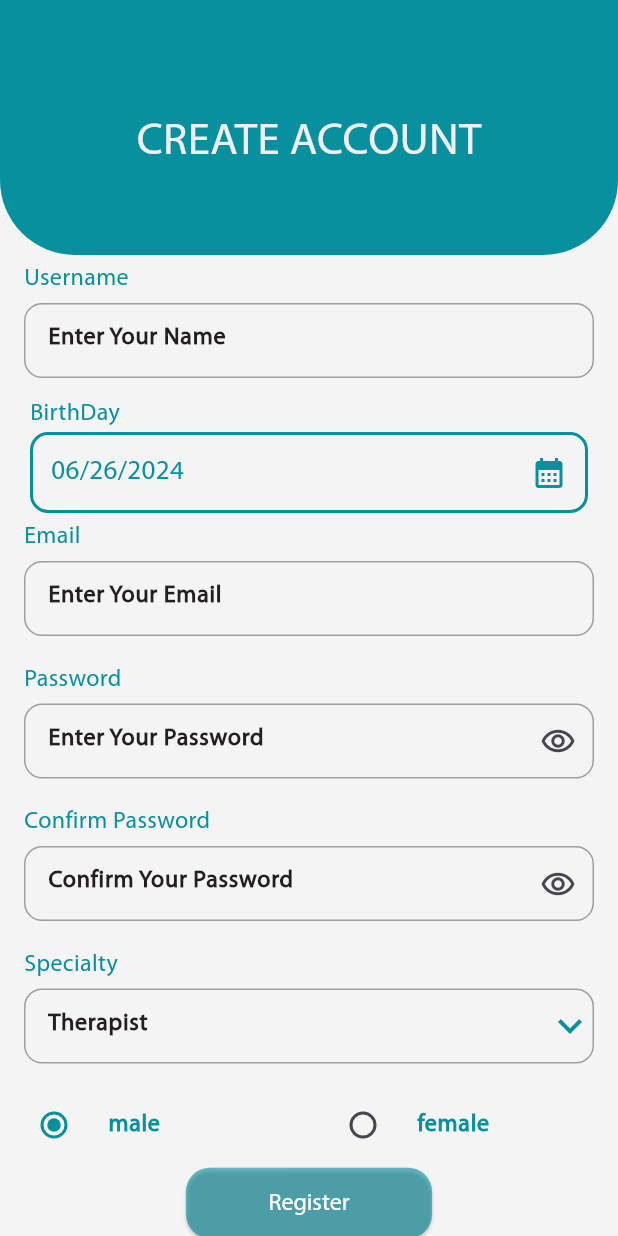
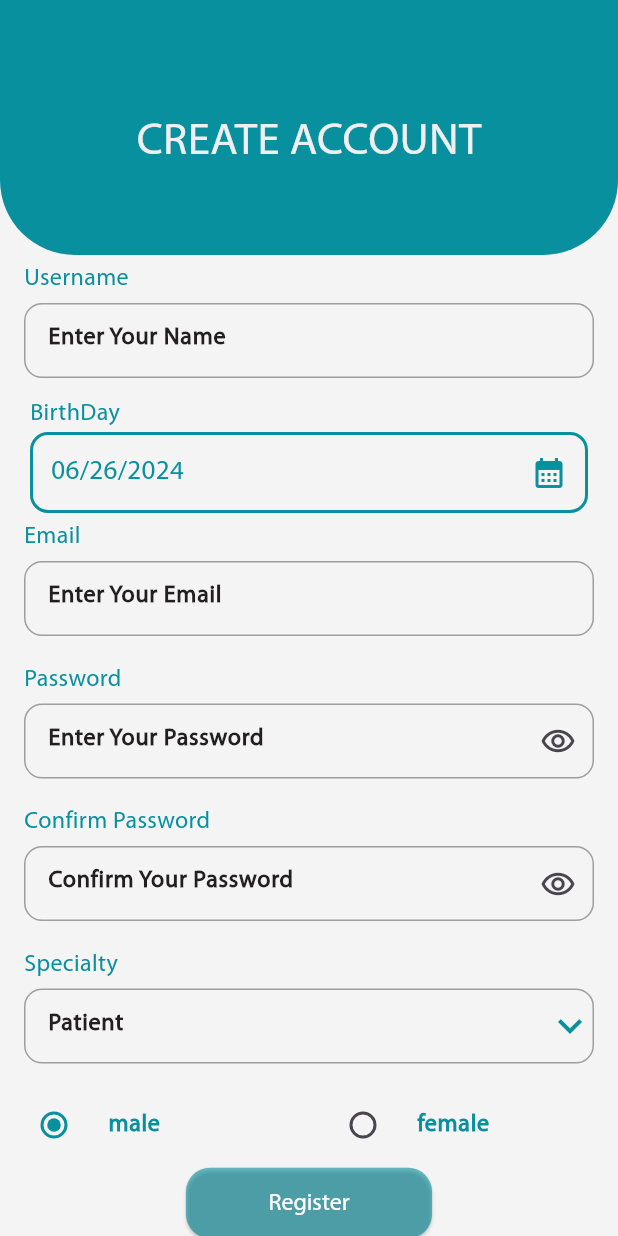
Before and after one commit to m3rof/taafe, a Flutter app: the screen it shows after launch, after a tap on "create new account", on a phone screen of 412 x 824 dp. Run offline on Flutter 3.47's test engine with Material 3 defaults, Android fonts, the phone set to English and light mode, and no system bars; our stand-ins replace awesome_dialog, bloc, cached_network_image, cloud_firestore, conditional_builder_null_safety, curved_navigation_bar and 19 more; missing offline and left inert: awesome_icons; accounts and stored records are empty.

Commit message:
edit register & login

```diff
--- a/lib/main.dart
+++ b/lib/main.dart
@@ -1,3 +1,4 @@
+
 import 'package:flutter/material.dart';
 import 'package:flutter_bloc/flutter_bloc.dart';
 
@@ -14,10 +15,12 @@ import 'package:taafe/modules/posts/posts_cubit/posts_cubit.dart';
 
 import 'package:taafe/modules/search/search_cubit/search_cubit.dart';
 import 'package:taafe/modules/setting_items/my_account/my_account_cubit/my_account_cubit.dart';
+import 'package:taafe/shared/network/local/cache/cache_helper.dart';
 
 import 'package:taafe/shared/network/remote/dio_helper.dart';
 import 'layout/home/home_cubit/home_cubit.dart';
 
+import 'layout/home/home_screen.dart';
 import 'modules/chat/chat_cubit/chat_cubit.dart';
 
 import 'modules/drawer_items/medicine_alarm/medicine_alarm_cubit/medicine_alarm_cubit.dart';
@@ -27,17 +30,24 @@ import 'modules/register/register_cubit/register_cubit.dart';
 
 import 'shared/bloc_observer/bloc_observer.dart';
 
+import 'shared/components/constants.dart';
 import 'shared/resourses/themes.dart';
 
 import 'package:firebase_core/firebase_core.dart';
 import 'firebase_options.dart';
-void main() async{
+
+void main() async {
   WidgetsFlutterBinding.ensureInitialized();
   Bloc.observer = MyBlocObserver();
   DioHelper.init();
+  await CacheHelper.init();
   await Firebase.initializeApp(
     options: DefaultFirebaseOptions.currentPlatform,
   );
+
+  token = CacheHelper.getData(key: "token");
+  uId = CacheHelper.getData(key: "uId");
+
   runApp(const MyApp());
 }
 
@@ -48,9 +58,12 @@ class MyApp extends StatelessWidget {
   Widget build(BuildContext context) {
     return MultiBlocProvider(
       providers: [
-        BlocProvider(create:(context) => LoginCubit()),
-        BlocProvider(create:(context) => RegisterCubit()),
-        BlocProvider(create:(context) => HomeCubit()..getPatientMain()..getDoctorMain()),
+        BlocProvider(create: (context) => LoginCubit()),
+        BlocProvider(create: (context) => RegisterCubit()),
+        BlocProvider(
+            create: (context) => HomeCubit()
+              ..getPatientMain()
+              ..getDoctorMain()),
         BlocProvider(create: (context) => AppointmentCubit()),
         BlocProvider(create: (context) => MyAccountCubit()),
         BlocProvider(create: (context) => MedicineAlarmCubit()),
@@ -59,17 +72,21 @@ class MyApp extends StatelessWidget {
         BlocProvider(create: (context) => BlogCubit()..getListCategory()),
         BlocProvider(create: (context) => SearchCubit()),
         BlocProvider(create: (context) => OnBoardingCubit()),
-        BlocProvider(create: (context) => MedicalRecordCubit()..getPatientInfo()..getHobby()..getDiagnose()..getMedicine()),
+        BlocProvider(
+            create: (context) => MedicalRecordCubit()
+              ..getPatientInfo()
+              ..getHobby()
+              ..getDiagnose()
+              ..getMedicine()),
         BlocProvider(create: (context) => DiagnosisCubit()),
         BlocProvider(create: (context) => ChatCubit()),
         BlocProvider(create: (context) => NotificationCubit()),
-
       ],
       child: MaterialApp(
         debugShowCheckedModeBanner: false,
         title: 'taafe',
         theme: ThemeManager.themeApp,
-        home: const LoginScreen(),
+        home:token == null? const LoginScreen() : const HomeScreen(),
       ),
     );
   }
--- a/lib/models/user_model/user_model.dart
+++ b/lib/models/user_model/user_model.dart
@@ -5,6 +5,8 @@ class UserData {
   String? uId;
   String? gender;
   String? specialty;
+  String? title;
+  String? description;
 
 
   UserData({
@@ -14,6 +16,8 @@ class UserData {
     required this.uId,
     required this.gender,
     required this.specialty,
+     this.title,
+     this.description,
 
   });
   factory UserData.fromJson(json) {
@@ -24,6 +28,8 @@ class UserData {
       uId: json?["uId"],
       gender: json?["gender"],
       specialty: json?["specialty"],
+      title: json?["title"],
+      description: json?["description"],
 
     );
   }
@@ -36,6 +42,8 @@ class UserData {
       "uId": uId,
       "gender": gender,
       "specialty": specialty,
+      "title": title,
+      "description": description,
 
     };
   }
--- a/lib/modules/login/login_cubit/login_state.dart
+++ b/lib/modules/login/login_cubit/login_state.dart
@@ -1,9 +1,28 @@
-abstract class LoginState{}
-class LoginInitialState extends LoginState{}
-class ChangeVisibilityState extends LoginState{}
-class ChangeIconVisibilityState extends LoginState{}
-class CheckValidatorLoginState extends LoginState{}
-class NavigationRegisterState extends LoginState{}
-class LoadingLoginState extends LoginState{}
-class SuccessLoginState extends LoginState{}
-class ErrorLoginState extends LoginState{}
+import 'package:firebase_auth/firebase_auth.dart';
+
+abstract class LoginState {}
+
+class LoginInitialState extends LoginState {}
+
+class ChangeVisibilityState extends LoginState {}
+
+class ChangeIconVisibilityState extends LoginState {}
+
+class CheckValidatorLoginState extends LoginState {}
+
+class NavigationRegisterState extends LoginState {}
+
+class LoadingLoginState extends LoginState {}
+
+class SuccessLoginState extends LoginState {
+  final User user;
+  final String? token;
+
+  SuccessLoginState({required this.user,required this.token,});
+}
+
+class ErrorLoginState extends LoginState {
+  final String error;
+
+  ErrorLoginState({required this.error});
+}
--- a/lib/modules/login/login_screen.dart
+++ b/lib/modules/login/login_screen.dart
@@ -1,57 +1,80 @@
+import 'package:conditional_builder_null_safety/conditional_builder_null_safety.dart';
 import 'package:flutter/material.dart';
 import 'package:flutter_bloc/flutter_bloc.dart';
+import 'package:fluttertoast/fluttertoast.dart';
+import 'package:page_transition/page_transition.dart';
+import 'package:taafe/layout/home/home_screen.dart';
 import 'package:taafe/modules/login/login_cubit/login_cubit.dart';
 import 'package:taafe/modules/login/login_cubit/login_state.dart';
 import 'package:taafe/modules/register/register_screen.dart';
 import 'package:taafe/shared/components/constants.dart';
-import 'package:taafe/shared/resourses/color_manager.dart';
+
 import 'package:taafe/shared/resourses/strings_manager.dart';
 import 'package:taafe/shared/resourses/styles.dart';
 import 'package:taafe/shared/resourses/value_app.dart';
 
 import '../../shared/components/components.dart';
+import '../../shared/network/local/cache/cache_helper.dart';
+import '../../shared/resourses/color_manager.dart';
+import '../../shared/widgets/app_btn.dart';
 import '../../shared/widgets/input_Field.dart';
 
-class LoginScreen extends StatefulWidget {
+class LoginScreen extends StatelessWidget {
   const LoginScreen({Key? key}) : super(key: key);
 
   @override
-  State<LoginScreen> createState() => _LoginScreenState();
-}
-
-class _LoginScreenState extends State<LoginScreen> {
-  late TextEditingController emailController;
-  late TextEditingController passwordController;
-  late GlobalKey<FormState> key;
-
-  @override
-  void initState() {
-    emailController=TextEditingController();
-    passwordController=TextEditingController();
-    key=GlobalKey();
-    // TODO: implement initState
-    super.initState();
-  }
-
-  @override
-  void dispose() {
-    emailController.dispose();
-    passwordController.dispose();
-    // TODO: implement dispose
-    super.dispose();
-  }
-
-  @override
   Widget build(BuildContext context) {
+    TextEditingController emailController = TextEditingController();
+    TextEditingController passwordController = TextEditingController();
     var cubit = LoginCubit.get(context);
     return BlocConsumer<LoginCubit, LoginState>(
-      listener: (context, state) {},
+      listener: (context, state) {
+        if (state is ErrorLoginState) {
+          Fluttertoast.showToast(
+            msg: state.error,
+            toastLength: Toast.LENGTH_SHORT,
+            gravity: ToastGravity.CENTER,
+            backgroundColor: ColorManager.erroeColor,
+            textColor: Colors.white,
+            fontSize: 16.0,
+          );
+        }
+        if (state is SuccessLoginState) {
+          if (state.user.emailVerified) {
+            Fluttertoast.showToast(
+              msg: "Welcome!",
+              toastLength: Toast.LENGTH_SHORT,
+              gravity: ToastGravity.CENTER,
+              backgroundColor: ColorManager.primaryColor,
+              textColor: Colors.white,
+              fontSize: 16.0,
+            );
+            CacheHelper.saveData(key: "token", value: state.token)
+                .then((value) {
+              uId = CacheHelper.getData(key: "uId");
+              token = CacheHelper.getData(key: "token");
+              animatedNavigateAndDelete(
+                  context: context,
+                  widget: const HomeScreen(),
+                  direction: PageTransitionType.fade,
+                  curve: Curves.easeInOutBack);
+            });
+            CacheHelper.saveData(key: "uId", value: state.user.uid);
+          } else {
+            Fluttertoast.showToast(
+              msg: "Please Verifiey Your Email First!",
+              toastLength: Toast.LENGTH_SHORT,
+              gravity: ToastGravity.CENTER,
+              backgroundColor: ColorManager.erroeColor,
+              textColor: Colors.white,
+              fontSize: 16.0,
+            );
+          }
+        }
+      },
       builder: (context, state) => Scaffold(
-        body: Padding(
-          padding: const EdgeInsets.symmetric(horizontal: SizeManager.s35),
-          child: SingleChildScrollView(
-            child: Form(
-              key: key,
+        backgroundColor: Colors.white,
+        body: SingleChildScrollView(
           child: Column(
             crossAxisAlignment: CrossAxisAlignment.center,
             children: [
@@ -60,23 +83,45 @@ class _LoginScreenState extends State<LoginScreen> {
               const SizedBox(
                 height: SizeManager.s24,
               ),
-                  InputField(hint: "Enter Your Email",title: "Email",controller: emailController,),
-                  const SizedBox(
-                    height: SizeManager.s20,
+              InputField(
+                hint: "Enter Your Email",
+                title: "Email",
+                controller: emailController,
               ),
-                 InputField(hint: "Enter Your Password",title: "Password",controller: passwordController,),
+              InputField(
+                hint: "Enter Your Password",
+                title: "Password",
+                controller: passwordController,
+                isPassword: true,
+              ),
               const SizedBox(
                 height: SizeManager.s24,
               ),
-                  ElevatedButton(
+              ConditionalBuilder(
+                condition: state is! LoadingLoginState,
+                builder: (context) => AppBtn(
+                  label: 'Sign In',
                   onPressed: () {
-                        cubit.checkValidation(
-                          context: context,
-                            key: key,
-                            emailController: emailController,
-                            passwordController: passwordController);
+                    if (emailController.text.isEmpty ||
+                        passwordController.text.isEmpty) {
+                      Fluttertoast.showToast(
+                        msg: "Please Fill All Fields!",
+                        toastLength: Toast.LENGTH_SHORT,
+                        gravity: ToastGravity.CENTER,
+                        backgroundColor: ColorManager.erroeColor,
+                        textColor: Colors.white,
+                        fontSize: 16.0,
+                      );
+                    } else {
+                      cubit.loginUser(
+                          email: emailController.text,
+                          password: passwordController.text,
+                          context: context);
+                    }
                   },
-                      child: const Text(StringManager.signin,style: TextStyle(color: ColorManager.textWhite),)),
+                ),
+                fallback: (context) => loadingProgress(),
+              ),
               const SizedBox(
                 height: SizeManager.s24,
               ),
@@ -94,22 +139,20 @@ class _LoginScreenState extends State<LoginScreen> {
               const SizedBox(
                 height: SizeManager.s24,
               ),
-                  loginIcon(cubit,context),
+              loginIcon(cubit, context),
               const SizedBox(
                 height: SizeManager.s18,
               ),
               textButton(
                   textStyle: StylesManager.loginCreate,
                   function: () {
-                        moveScreen(context: context, screen:const RegisterScreen());
+                    moveScreen(context: context, screen: RegisterScreen());
                   },
                   text: StringManager.newAccount),
             ],
           ),
         ),
       ),
-        ),
-      ),
     );
   }
 }
--- a/lib/modules/register/register_cubit/register_state.dart
+++ b/lib/modules/register/register_cubit/register_state.dart
@@ -10,8 +10,12 @@ class AppChangePasswordVisibility extends RegisterState{}
 class RegisterDateTimeState extends RegisterState{}
 class RegisterOnClickedState extends RegisterState{}
 class RegistergenderState extends RegisterState{}
+class ChangeSpacialityState extends RegisterState{}
 class AppRegisterLoadingState extends RegisterState{}
 class AppCreateUserSuccessState extends RegisterState{}
+class AppCreateUserAPILoadingState extends RegisterState{}
+class AppCreateUserAPISuccessState extends RegisterState{}
+class AppCreateUserAPIErrorState extends RegisterState{}
 class AppRegisterErrorState extends RegisterState {
   final String error;
   AppRegisterErrorState(this.error);
--- a/lib/modules/register/register_screen.dart
+++ b/lib/modules/register/register_screen.dart
@@ -18,45 +18,20 @@ import '../../shared/components/constants.dart';
 import 'email_verification_screen.dart';
 import 'register_cubit/register_cubit.dart';
 
-class RegisterScreen extends StatefulWidget {
-  const RegisterScreen({Key? key}) : super(key: key);
-
-  @override
-  State<RegisterScreen> createState() => _RegisterScreenState();
-}
-
-class _RegisterScreenState extends State<RegisterScreen> {
-  late TextEditingController username;
-
-  late TextEditingController email;
-  late TextEditingController password;
-  late TextEditingController confirmPassword;
-  List<String> specialties = ["Therapist", "Patient"];
-  String selectedValue = "Therapist";
-  GlobalKey<FormState> key = GlobalKey();
-
-  @override
-  void initState() {
-    username = TextEditingController();
-    email = TextEditingController();
-    password = TextEditingController();
-    confirmPassword = TextEditingController();
-
-    super.initState();
-  }
-
-  @override
-  void dispose() {
-    username.dispose();
-    email.dispose();
-    password.dispose();
-    confirmPassword.dispose();
-
-    super.dispose();
-  }
+class RegisterScreen extends StatelessWidget {
+  RegisterScreen({super.key});
 
   @override
   Widget build(BuildContext context) {
+    TextEditingController username = TextEditingController();
+
+    TextEditingController email = TextEditingController();
+
+    TextEditingController password = TextEditingController();
+
+    TextEditingController confirmPassword = TextEditingController();
+    TextEditingController title = TextEditingController();
+    TextEditingController description = TextEditingController();
     var cubit = RegisterCubit.get(context);
     return BlocConsumer<RegisterCubit, RegisterState>(
       listener: (context, state) {
@@ -78,7 +53,7 @@ class _RegisterScreenState extends State<RegisterScreen> {
               textColor: Colors.white,
               fontSize: 16.0);
         }
-        if (state is AppCreateUserSuccessState) {
+        if (state is AppCreateUserAPISuccessState) {
           Fluttertoast.showToast(
               msg: "Your Register Done Successfully",
               toastLength: Toast.LENGTH_SHORT,
@@ -96,8 +71,6 @@ class _RegisterScreenState extends State<RegisterScreen> {
       },
       builder: (context, state) => Scaffold(
         body: SingleChildScrollView(
-          child: Form(
-            key: key,
           child: Column(
             crossAxisAlignment: CrossAxisAlignment.center,
             mainAxisAlignment: MainAxisAlignment.center,
@@ -153,8 +126,7 @@ class _RegisterScreenState extends State<RegisterScreen> {
                         child: Row(
                           children: [
                             Text(
-                                  DateFormat('MM/dd/yyyy')
-                                      .format(cubit.dateTime),
+                                DateFormat('MM/dd/yyyy').format(cubit.dateTime),
                                 style: StylesManager.headPrimary3.copyWith(
                                   fontSize: SizeManager.s18,
                                   fontWeight: FontWeight.w400,
@@ -192,11 +164,11 @@ class _RegisterScreenState extends State<RegisterScreen> {
               ),
               InputField(
                 title: "Specialty",
-                  hint: selectedValue,
+                hint: cubit.selectedValue,
                 widget: DropdownButton(
                   dropdownColor: ColorManager.primaryColor,
                   borderRadius: BorderRadius.circular(10),
-                    items: specialties
+                  items: RegisterCubit.specialties
                       .map((value) => DropdownMenuItem(
                           value: value,
                           child: Text(
@@ -209,9 +181,7 @@ class _RegisterScreenState extends State<RegisterScreen> {
                       .toList(),
                   style: StylesManager.hint,
                   onChanged: (newValue) {
-                      setState(() {
-                        selectedValue = newValue!;
-                      });
+                    cubit.changeSpaciality(newValue);
                   },
                   icon: const Icon(
                     Icons.keyboard_arrow_down,
@@ -223,6 +193,18 @@ class _RegisterScreenState extends State<RegisterScreen> {
                     height: 0,
                   ),
                 ),
+              ),
+              if (cubit.selectedValue == "Doctor")
+                InputField(
+                  hint: "What is your role?",
+                  title: "Title",
+                  controller: title,
+                ),
+              if (cubit.selectedValue == "Doctor")
+                InputField(
+                  hint: "Write Something that descripes you",
+                  title: "description",
+                  controller: description,
                 ),
               Row(
                 children: [
@@ -268,33 +250,42 @@ class _RegisterScreenState extends State<RegisterScreen> {
                             backgroundColor: ColorManager.erroeColor,
                             textColor: Colors.white,
                             fontSize: 16.0,
-
                           );
                         } else if (password.text != confirmPassword.text) {
                           Fluttertoast.showToast(
-
                               msg: "Password Dosen't Match!",
                               toastLength: Toast.LENGTH_SHORT,
                               gravity: ToastGravity.CENTER,
                               backgroundColor: ColorManager.erroeColor,
                               textColor: Colors.white,
                               fontSize: 16.0);
+                        } else if (cubit.selectedValue == "Doctor" &&
+                            (title.text.isEmpty || description.text.isEmpty)) {
+                          Fluttertoast.showToast(
+                              msg: "Please Tell Us More About You",
+                              toastLength: Toast.LENGTH_SHORT,
+                              gravity: ToastGravity.CENTER,
+                              backgroundColor: ColorManager.erroeColor,
+                              textColor: Colors.white,
+                              fontSize: 16.0);
                         } else {
+                          print(cubit.dateTime.toString());
                           cubit.userRegister(
                             email: email.text,
                             password: password.text,
                             name: username.text,
                             date: cubit.dateTime.toString(),
                             gender: cubit.currentType,
-                          specialty: selectedValue,
+                            specialty: cubit.selectedValue,
+                            title: title.text,
+                            description: description.text,
                           );
                         }
                       });
                 },
-                          fallback: (context) =>  loadingProgress(),
+                fallback: (context) => loadingProgress(),
               ),
             ],
-            ),
           ),
         ),
       ),
--- a/lib/shared/components/components.dart
+++ b/lib/shared/components/components.dart
@@ -1,5 +1,3 @@
-
-
 import 'package:awesome_dialog/awesome_dialog.dart';
 import 'package:awesome_icons/awesome_icons.dart';
 import 'package:cached_network_image/cached_network_image.dart';
@@ -41,16 +39,16 @@ Widget logoLogin(context) {
     child: Container(
       margin: EdgeInsets.symmetric(
           vertical: hightMedia(context: context, h: SizeManager.s_05)),
-      child: Column(
+      child: const Column(
         children: [
           Image(
-            image: const AssetImage(AssetsManager.logo),
-            width: widthMedia(context: context, x: SizeManager.s_7),
-            height: hightMedia(context: context, h: SizeManager.s_2),
+            image: AssetImage(AssetsManager.logo),
+            width: 200,
+            height: 200,
           ),
           Image(
-            image: const AssetImage(AssetsManager.shadow),
-            width: widthMedia(context: context, x: SizeManager.s_51),
+            image: AssetImage(AssetsManager.shadow),
+            width: 200,
           ),
         ],
       ),
@@ -64,8 +62,6 @@ Widget welcome() {
     style: StylesManager.welcome,
   );
 }
-
-
 
 Widget textButton(
     {required function, required String text, required TextStyle textStyle}) {
@@ -120,8 +116,6 @@ Widget userPhoto(function) {
         )),
   );
 }
-
-
 
 Widget line() {
   return Container(
--- a/lib/shared/components/constants.dart
+++ b/lib/shared/components/constants.dart
@@ -82,3 +82,6 @@ class CallInfo {
   static const int appID = 896073889;
   static const String appSign = "cabd67d8c09900309c86c8d445143e2c1be46a462de461bad60e27673324d0e4";
 }
+
+String? uId;
+String? token;
--- /dev/null
+++ b/lib/shared/network/local/cache/cache_helper.dart
@@ -0,0 +1,28 @@
+import 'package:shared_preferences/shared_preferences.dart';
+
+class CacheHelper {
+  static SharedPreferences? sharedPreferences;
+
+  static init() async {
+    sharedPreferences = await SharedPreferences.getInstance();
+  }
+
+
+  static dynamic getData({required String key}) {
+    return sharedPreferences?.get(key);
+  }
+
+  static Future<bool?> saveData({
+    required String key,
+    required dynamic value,
+})async{
+    if(value is String){return await sharedPreferences?.setString(key, value);}
+    if(value is int){return await sharedPreferences?.setInt(key, value);}
+    if(value is double){return await sharedPreferences?.setDouble(key, value);}
+    return await sharedPreferences?.setBool(key, value);
+  }
+
+  static Future<bool?> removeData({required String key}) async{
+    return await sharedPreferences?.remove(key);
+  }
+}
--- a/lib/shared/network/remote/end_points.dart
+++ b/lib/shared/network/remote/end_points.dart
@@ -10,6 +10,7 @@ const String uploadProfilePhoto='/uploadprofilepic';
 const String login='/auth/login';
 
 const String signupPatient='/auth/patient-signup';
+const String signupDoctor='/auth/doctor-signup';
 
 
 const String communityList='/community/community-list';
--- a/lib/shared/resourses/styles.dart
+++ b/lib/shared/resourses/styles.dart
@@ -8,17 +8,27 @@ class StylesManager {
       fontSize: SizeManager.s24,
       fontFamily: FamilyManager.myriad,
       fontWeight: FontWeight.w700,
-      fontStyle: FontStyle.italic,
-      color: ColorManager.headBlack);
+      color: ColorManager.primaryColor);
   static TextStyle label = const TextStyle(
-      color: ColorManager.primaryColor, fontSize: SizeManager.s16,fontFamily: FamilyManager.myriad,);
-  static TextStyle hint = const TextStyle(color: ColorManager.headBlack,fontFamily: FamilyManager.myriad,);
-  static TextStyle or =
-      const TextStyle(color: Colors.grey, fontSize: SizeManager.s14);
+    color: ColorManager.primaryColor,
+    fontSize: SizeManager.s16,
+    fontFamily: FamilyManager.myriad,
+  );
+  static TextStyle hint = const TextStyle(
+    color: ColorManager.headBlack,
+    fontFamily: FamilyManager.myriad,
+  );
+  static TextStyle or = const TextStyle(
+    color: Colors.grey,
+    fontSize: SizeManager.s14,
+    fontFamily: FamilyManager.myriad,
+  );
   static TextStyle loginCreate = const TextStyle(
       fontWeight: FontWeight.w500,
-      color: Colors.black,
-      fontSize: SizeManager.s20);
+      color: ColorManager.primaryColor,
+      fontSize: SizeManager.s20,
+       fontFamily: FamilyManager.myriad,
+      );
   static TextStyle errorField = const TextStyle(
       color: ColorManager.headOrange, fontSize: SizeManager.s12);
 
--- a/pubspec.yaml
+++ b/pubspec.yaml
@@ -64,6 +64,7 @@ dependencies:
   google_sign_in:
 #  zego_uikit_prebuilt_call: ^4.12.8
   google_generative_ai: ^0.4.2
+  shared_preferences: ^2.2.3
 
 
 
```
Also changed, not shown: lib/modules/login/login_cubit/login_cubit.dart (+18 -55 lines), lib/modules/register/register_cubit/register_cubit.dart (+78 -8 lines), pubspec.lock. Lines whose indentation alone changed are shown as unchanged.
